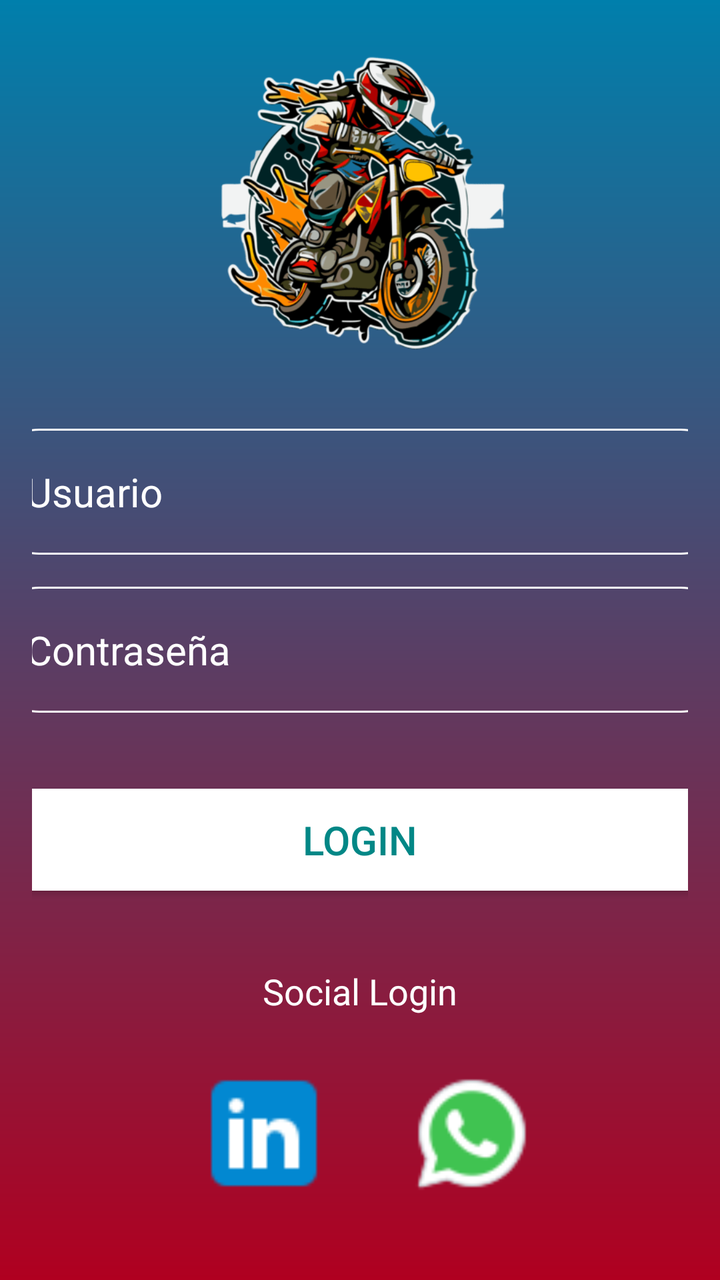
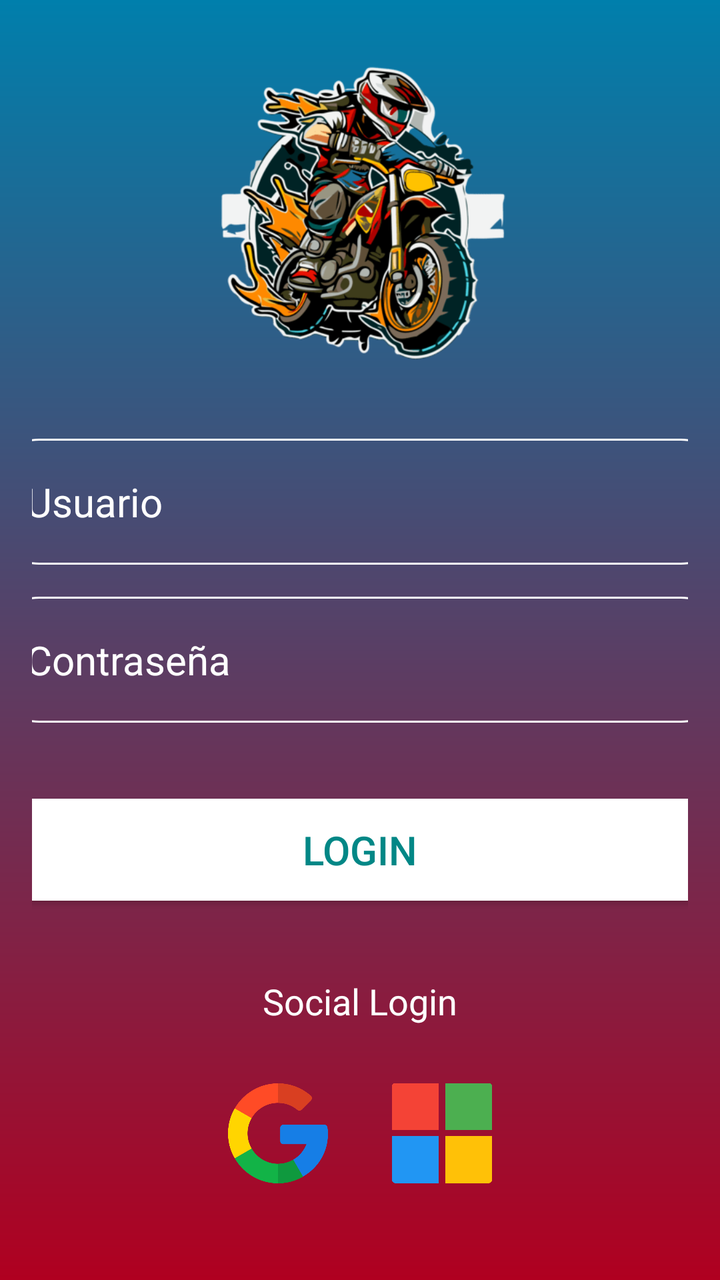

Before-and-after screenshots of an Android layout around one commit, followed by the original layout XML and the change that was made.
<!-- AndroidManifest.xml: application theme Theme.Login_RedSocial -->
<!-- res/layout/activity_main.xml -->
<?xml version="1.0" encoding="utf-8"?>
<RelativeLayout xmlns:android="http://schemas.android.com/apk/res/android"
    xmlns:app="http://schemas.android.com/apk/res-auto"
    xmlns:tools="http://schemas.android.com/tools"
    android:id="@+id/main"
    android:layout_width="match_parent"
    android:layout_height="match_parent"
    android:background="@drawable/background_login"
    android:gravity="center"
    android:padding="16dp"
    
    tools:context=".MainActivity">



    <LinearLayout
        android:layout_width="match_parent"
        android:layout_height="wrap_content"
        android:gravity="center"
        android:orientation="vertical">


    <ImageView
        android:layout_width="160dp"
        android:layout_height="160dp"
        android:src="@drawable/logoapp" />

    <EditText
            android:layout_width="370dp"
            android:layout_height="wrap_content"
            android:layout_marginTop="32dp"
            android:hint="Usuario"
            android:textColor="@color/white"
            android:textColorHint="@color/white"
            android:textSize="20sp"
            android:background="@drawable/rounded_corner"
            android:padding="18dp"
            android:inputType="text"
            android:id="@+id/usuario_imput"/>

        <EditText
            android:layout_width="370dp"
            android:layout_height="wrap_content"
            android:layout_marginTop="16dp"
            android:hint="Contraseña"
            android:textColor="@color/white"
            android:textColorHint="@color/white"
            android:textSize="20sp"
            android:background="@drawable/rounded_corner"
            android:padding="18dp"
            android:inputType="textPassword"
            android:id="@+id/Password_imput"/>


        <Button
            android:id="@+id/Login_btn"
            android:layout_width="370dp"
            android:layout_height="wrap_content"
            android:text="Login"
            android:backgroundTint="@color/white"
            android:textColor="@color/design_default_color_secondary_variant"
            android:padding="18dp"
            android:layout_marginTop="32dp"
            android:textSize="20sp" />

        <TextView
            android:layout_width="wrap_content"
            android:layout_height="wrap_content"
            android:text="Social Login"
            android:textSize="18sp"
            android:textColor="@color/white"
            android:layout_marginTop="32dp"/>


    <LinearLayout
        android:layout_width="match_parent"
        android:layout_height="wrap_content"
        android:layout_marginTop="8dp"
        android:gravity="center"
        android:orientation="horizontal">

        <ImageView
            android:id="@+id/linkedin_btn"
            android:layout_width="80dp"
            android:layout_height="70dp"
            android:layout_margin="16dp"
            android:src="@drawable/icono_linkedin" />

        <ImageView
            android:id="@+id/whasap_btn"
            android:layout_width="64dp"
            android:layout_height="64dp"
            android:layout_margin="16dp"
            android:src="@drawable/whasap_icono" />



    </LinearLayout>


    </LinearLayout>


</RelativeLayout>
<!-- resources referenced by this layout -->
<resources>
  <color name="white">#FFFFFFFF</color>
  <!-- drawable background_login (drawable) -->
  <?xml version="1.0" encoding="utf-8"?>
  
  <shape xmlns:android="http://schemas.android.com/apk/res/android">
  
      <gradient android:type="linear" android:angle="100"
          android:startColor="@color/material_dynamic_primary50" android:endColor="@color/design_default_color_error"/>
  </shape>
  <!-- drawable icono_linkedin: jpg bitmap (drawable, 528 bytes) -->
  <!-- drawable logoapp: jpg bitmap (drawable, 39668 bytes) -->
  <!-- drawable rounded_corner (drawable) -->
  <?xml version="1.0" encoding="utf-8"?>
  
  <shape xmlns:android="http://schemas.android.com/apk/res/android"
  
      android:shape="rectangle"
  
      >
      <corners android:radius="24dp"/>
      <stroke android:width="1dip" android:color="@color/white"/>
  
  
  
  
  </shape>
  <!-- drawable whasap_icono: png bitmap (drawable, 1911 bytes) -->
  <style name="Theme.Login_RedSocial" parent="Base.Theme.Login_RedSocial" />
  <style name="Base.Theme.Login_RedSocial" parent="Theme.Material3.DayNight.NoActionBar">
          
          
      </style>
</resources>

<!-- the commit's change to res/layout/activity_main.xml (unified diff, before → after) -->
@@ -80,18 +80,18 @@
         android:orientation="horizontal">
 
         <ImageView
-            android:id="@+id/linkedin_btn"
-            android:layout_width="80dp"
-            android:layout_height="70dp"
+            android:id="@+id/google_btn"
+            android:layout_width="50dp"
+            android:layout_height="60dp"
             android:layout_margin="16dp"
-            android:src="@drawable/icono_linkedin" />
+            android:src="@drawable/icono_google2" />
 
         <ImageView
-            android:id="@+id/whasap_btn"
-            android:layout_width="64dp"
-            android:layout_height="64dp"
+            android:id="@+id/microsoft_btn"
+            android:layout_width="50dp"
+            android:layout_height="55dp"
             android:layout_margin="16dp"
-            android:src="@drawable/whasap_icono" />
+            android:src="@drawable/icono_microsoft" />
 
 
 
<!-- resource entries referenced after the edit -->
@@ -9,7 +9,8 @@
       <gradient android:type="linear" android:angle="100"
           android:startColor="@color/material_dynamic_primary50" android:endColor="@color/design_default_color_error"/>
   </shape>
-  <!-- drawable icono_linkedin: jpg bitmap (drawable, 528 bytes) -->
+  <!-- drawable icono_google2: png bitmap (drawable, 20865 bytes) -->
+  <!-- drawable icono_microsoft: png bitmap (drawable, 2947 bytes) -->
   <!-- drawable logoapp: jpg bitmap (drawable, 39668 bytes) -->
   <!-- drawable rounded_corner (drawable) -->
   <?xml version="1.0" encoding="utf-8"?>
@@ -26,7 +27,6 @@
   
   
   </shape>
-  <!-- drawable whasap_icono: png bitmap (drawable, 1911 bytes) -->
   <style name="Theme.Login_RedSocial" parent="Base.Theme.Login_RedSocial" />
   <style name="Base.Theme.Login_RedSocial" parent="Theme.Material3.DayNight.NoActionBar">
           
